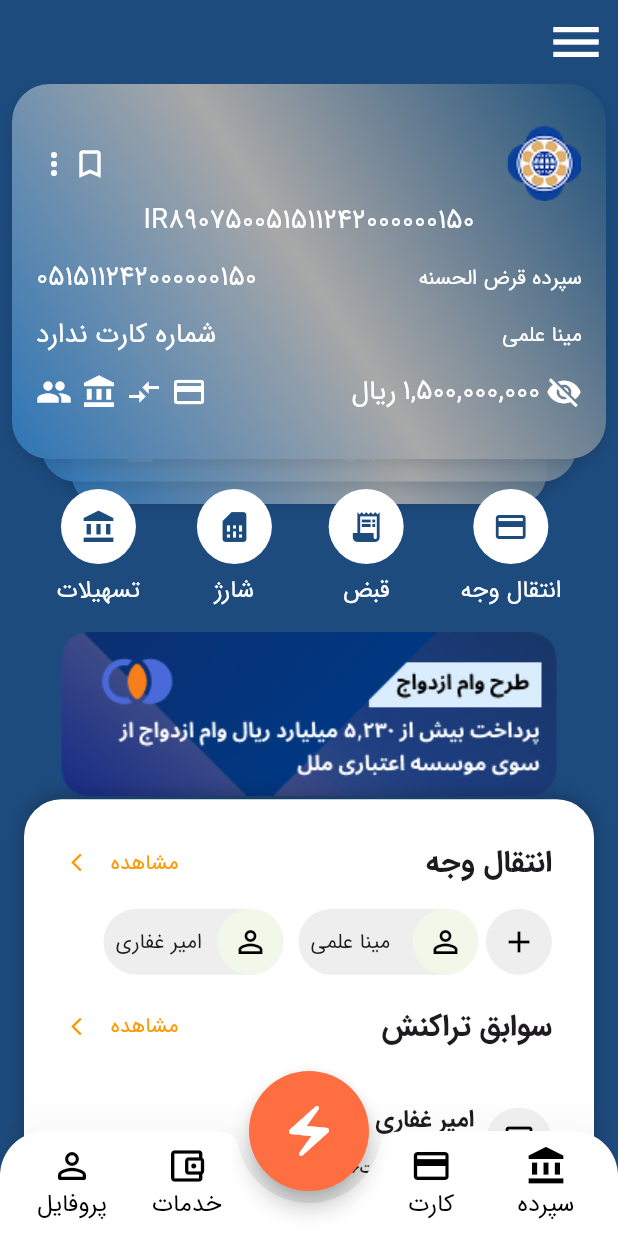
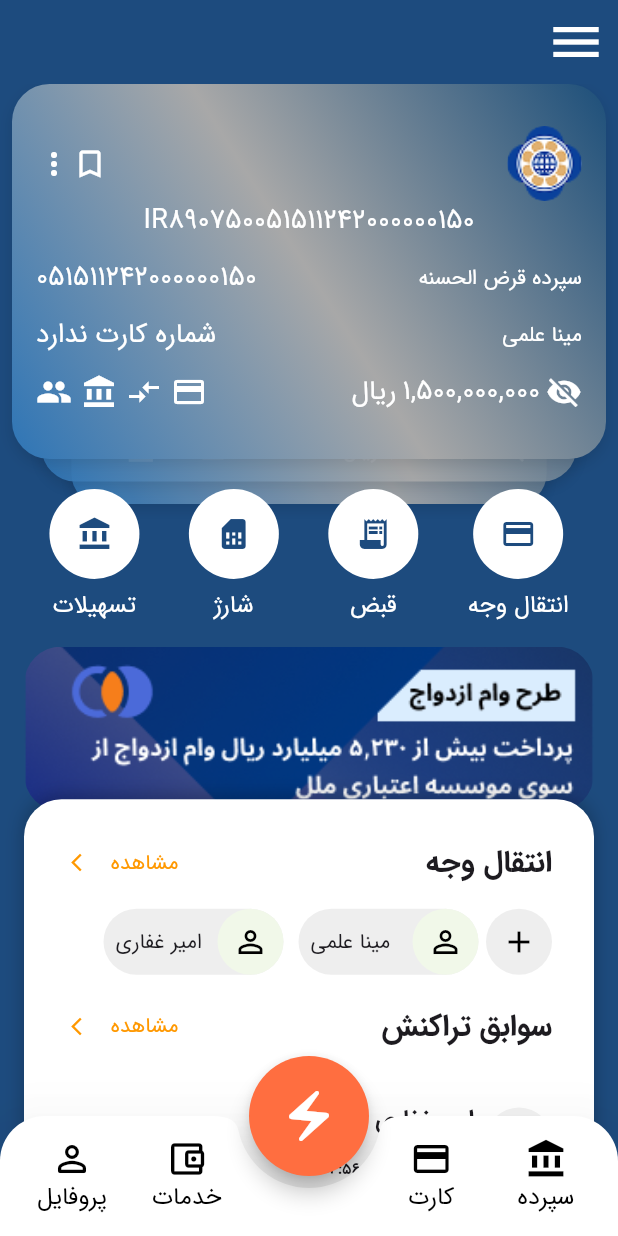
Before and after one commit to amirroohi/mobile-bank, a Flutter app: the screen it shows after launch, after a tap on "ورود", on a phone screen of 412 x 824 dp. Run offline on Flutter 3.47's test engine with Material 3 defaults, Android fonts, the phone set to English and light mode, and no system bars; drawn by our look-alikes of card_swiper; our stand-ins replace dropdown_search, pinput; missing offline and left inert: persian_number_utility.

Commit message:
modified at 18/5/2025 08:29

```diff
--- a/lib/widgets/bottom_bar.dart
+++ b/lib/widgets/bottom_bar.dart
@@ -63,7 +63,7 @@
         ),
         child: BottomAppBar(
           padding: const EdgeInsets.symmetric(horizontal: 18),
-          height: 70,
+          height: 80,
           color: AppColors.white,
           shape: const CircularNotchedRectangle(
           ),
--- a/lib/widgets/loan_banner.dart
+++ b/lib/widgets/loan_banner.dart
@@ -4,7 +4,6 @@
 
 Widget loanBanner = Container(
   margin: const EdgeInsets.all(16),
-  // padding: const EdgeInsets.all(16),
   decoration: BoxDecoration(
     color: AppColors.transparent,
     borderRadius: BorderRadius.circular(25),
@@ -12,15 +11,12 @@
   child: SizedBox(
     height: 110,
     width: double.infinity,
-    child: Row(
-      mainAxisAlignment: MainAxisAlignment.center,
-      mainAxisSize: MainAxisSize.min,
-      crossAxisAlignment: CrossAxisAlignment.center,
-      children: [
-        Image(
-          image: AssetImage('assets/images/banner.png'),
-        ),
-      ],
+    child: ClipRRect(
+      borderRadius: BorderRadius.circular(25),
+      child: Image.asset(
+        'assets/images/banner.png',
+        fit: BoxFit.cover,
+      ),
     ),
   ),
 );
--- a/lib/widgets/quick_action.dart
+++ b/lib/widgets/quick_action.dart
@@ -50,8 +50,8 @@
           child: Column(
             children: [
               Container(
-                height: 50,
-                width: 50,
+                height: 60,
+                width: 60,
                 padding: const EdgeInsets.all(12),
                 decoration: BoxDecoration(
                   color: isSelected ? Colors.deepOrangeAccent : AppColors.white,
```
